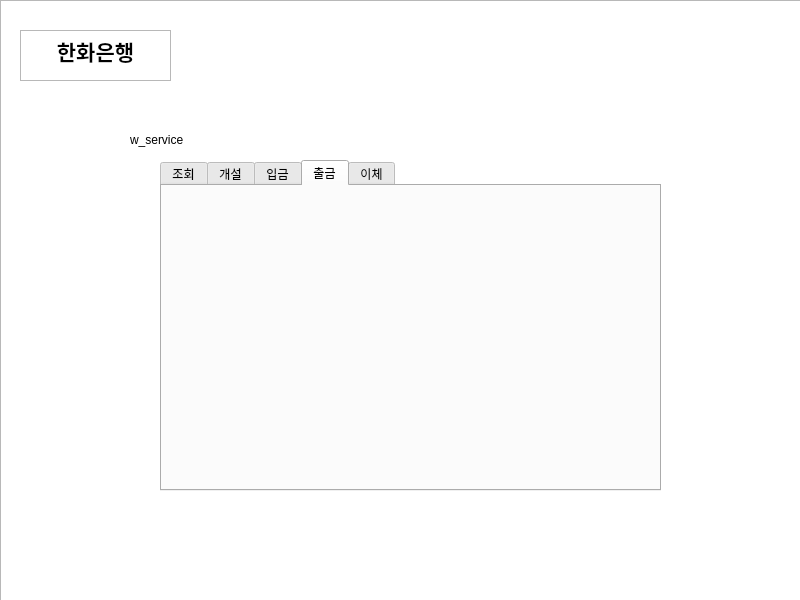
Old version of the form bank.ui in the repository smleew/Qt_BankSystem.
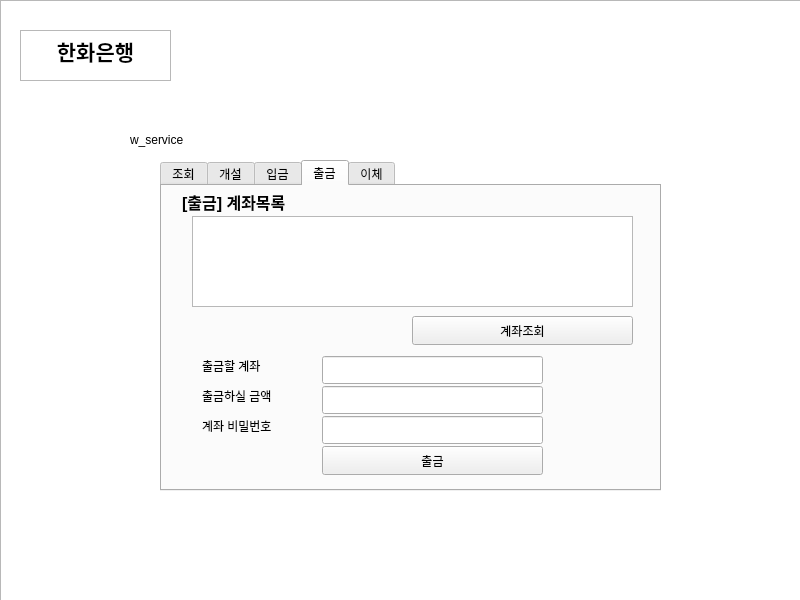
New version of the form. The open tabs and pages were chosen to show the change.

Commit message: 지금까지 UI 저장

Patch:
```diff
--- a/bank.ui
+++ b/bank.ui
@@ -605,6 +605,139 @@
       <attribute name="title">
        <string>출금</string>
       </attribute>
+      <widget class="QLabel" name="label_18">
+       <property name="geometry">
+        <rect>
+         <x>40</x>
+         <y>200</y>
+         <width>101</width>
+         <height>20</height>
+        </rect>
+       </property>
+       <property name="text">
+        <string>출금하실 금액</string>
+       </property>
+      </widget>
+      <widget class="QTextBrowser" name="info_depositAccountList_2">
+       <property name="geometry">
+        <rect>
+         <x>30</x>
+         <y>30</y>
+         <width>441</width>
+         <height>91</height>
+        </rect>
+       </property>
+      </widget>
+      <widget class="QLabel" name="label_19">
+       <property name="geometry">
+        <rect>
+         <x>20</x>
+         <y>0</y>
+         <width>151</width>
+         <height>31</height>
+        </rect>
+       </property>
+       <property name="font">
+        <font>
+         <pointsize>12</pointsize>
+         <bold>true</bold>
+        </font>
+       </property>
+       <property name="text">
+        <string>[출금] 계좌목록</string>
+       </property>
+      </widget>
+      <widget class="QLineEdit" name="input_receivedAccount_2">
+       <property name="geometry">
+        <rect>
+         <x>160</x>
+         <y>170</y>
+         <width>221</width>
+         <height>28</height>
+        </rect>
+       </property>
+       <property name="text">
+        <string/>
+       </property>
+      </widget>
+      <widget class="QPushButton" name="btn_depositCheck_2">
+       <property name="geometry">
+        <rect>
+         <x>250</x>
+         <y>130</y>
+         <width>221</width>
+         <height>29</height>
+        </rect>
+       </property>
+       <property name="text">
+        <string>계좌조회</string>
+       </property>
+      </widget>
+      <widget class="QPushButton" name="btn_deposit_2">
+       <property name="geometry">
+        <rect>
+         <x>160</x>
+         <y>260</y>
+         <width>221</width>
+         <height>29</height>
+        </rect>
+       </property>
+       <property name="text">
+        <string>출금</string>
+       </property>
+      </widget>
+      <widget class="QLabel" name="label_20">
+       <property name="geometry">
+        <rect>
+         <x>40</x>
+         <y>170</y>
+         <width>101</width>
+         <height>20</height>
+        </rect>
+       </property>
+       <property name="text">
+        <string>출금할 계좌</string>
+       </property>
+      </widget>
+      <widget class="QLineEdit" name="input_depositMoney_2">
+       <property name="geometry">
+        <rect>
+         <x>160</x>
+         <y>200</y>
+         <width>221</width>
+         <height>28</height>
+        </rect>
+       </property>
+       <property name="text">
+        <string/>
+       </property>
+      </widget>
+      <widget class="QLabel" name="label_21">
+       <property name="geometry">
+        <rect>
+         <x>40</x>
+         <y>230</y>
+         <width>101</width>
+         <height>20</height>
+        </rect>
+       </property>
+       <property name="text">
+        <string>계좌 비밀번호</string>
+       </property>
+      </widget>
+      <widget class="QLineEdit" name="input_depositMoney_3">
+       <property name="geometry">
+        <rect>
+         <x>160</x>
+         <y>230</y>
+         <width>221</width>
+         <height>28</height>
+        </rect>
+       </property>
+       <property name="text">
+        <string/>
+       </property>
+      </widget>
      </widget>
      <widget class="QWidget" name="w_sendMoney">
       <attribute name="title">
```
Left out of the diff: 110 changed lines with no effect on the pictures.
